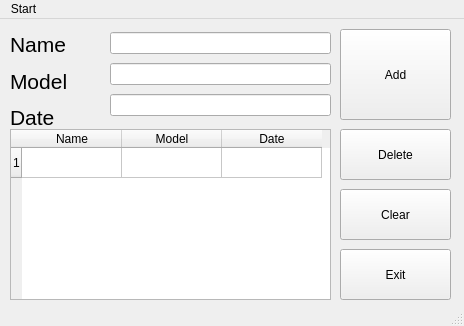
Palit-Invalid/tp_lab, file mainwindow.ui: the form before one commit.
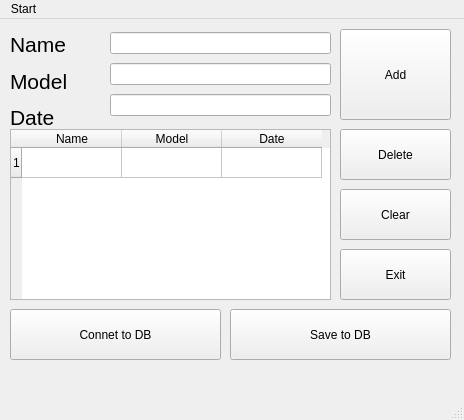
The form after the commit.

Diff of the .ui file:
```diff
--- a/mainwindow.ui
+++ b/mainwindow.ui
@@ -7,7 +7,7 @@
     <x>0</x>
     <y>0</y>
     <width>464</width>
-    <height>326</height>
+    <height>420</height>
    </rect>
   </property>
   <property name="windowTitle">
@@ -139,7 +139,7 @@
       <x>110</x>
       <y>10</y>
       <width>221</width>
-      <height>91</height>
+      <height>92</height>
      </rect>
     </property>
     <layout class="QVBoxLayout" name="verticalLayout_2">
@@ -167,6 +167,32 @@
      <string>Exit</string>
     </property>
    </widget>
+   <widget class="QPushButton" name="pushButton_5">
+    <property name="geometry">
+     <rect>
+      <x>10</x>
+      <y>290</y>
+      <width>211</width>
+      <height>51</height>
+     </rect>
+    </property>
+    <property name="text">
+     <string>Connet to DB</string>
+    </property>
+   </widget>
+   <widget class="QPushButton" name="pushButton_6">
+    <property name="geometry">
+     <rect>
+      <x>230</x>
+      <y>290</y>
+      <width>221</width>
+      <height>51</height>
+     </rect>
+    </property>
+    <property name="text">
+     <string>Save to DB</string>
+    </property>
+   </widget>
   </widget>
   <widget class="QStatusBar" name="statusbar"/>
   <widget class="QMenuBar" name="menuBar">
```
Left out of the diff: 2 changed lines with no effect on the pictures.
